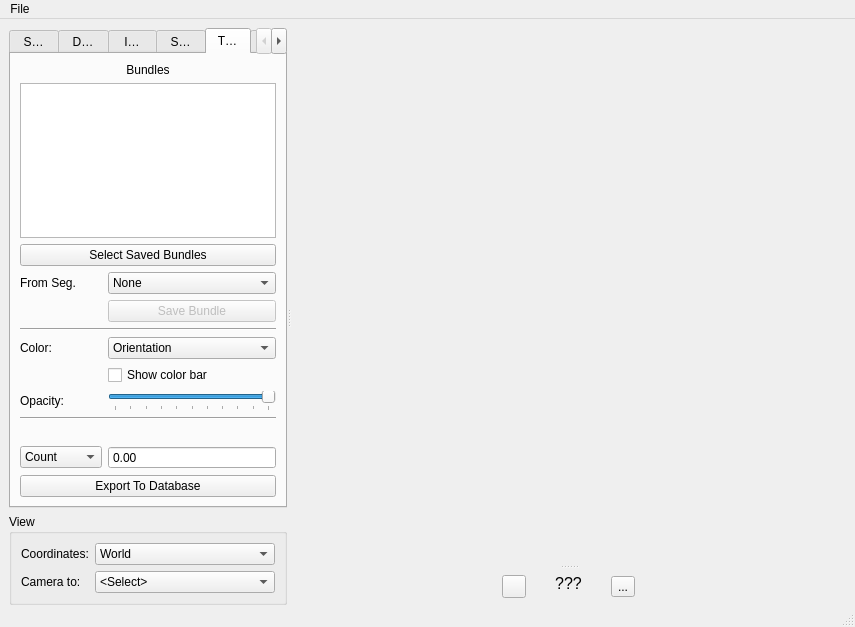
The window that braviz/interaction/qt_guis/subject_overview.ui (diego0020/braviz-app) describes before a commit, drawn with Qt 5.
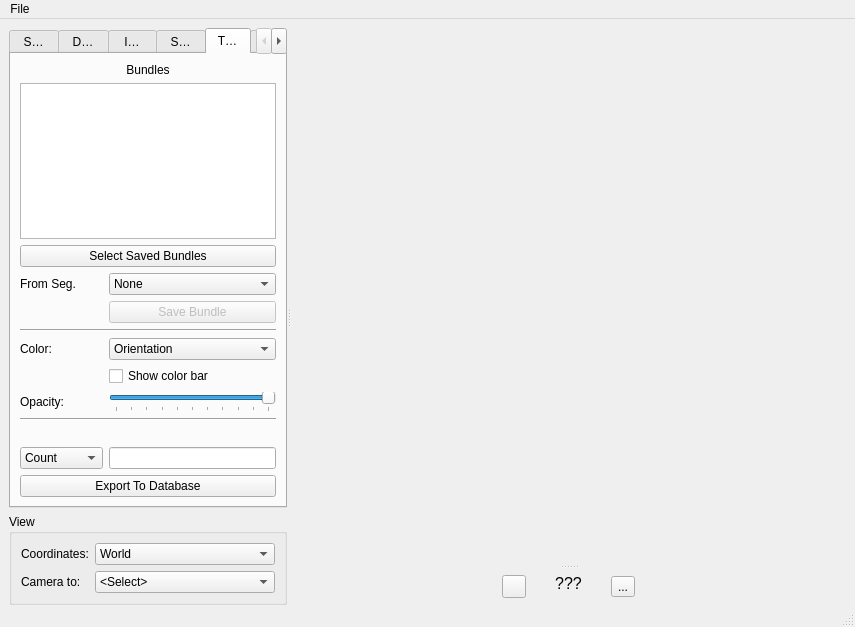
The same window after the commit. The open tabs and pages were chosen to show the change. Icons and pictures are not drawn.

Commit message: bugs with fiber scalars

Diff of the .ui file:
```diff
--- a/braviz/interaction/qt_guis/subject_overview.ui
+++ b/braviz/interaction/qt_guis/subject_overview.ui
@@ -606,19 +606,10 @@
                 </widget>
                </item>
                <item row="4" column="1">
-                <widget class="QDoubleSpinBox" name="struct_scalar_value">
-                 <property name="locale">
-                  <locale language="English" country="UnitedStates"/>
-                 </property>
+                <widget class="QLineEdit" name="struct_scalar_value">
                  <property name="readOnly">
                   <bool>true</bool>
                  </property>
-                 <property name="buttonSymbols">
-                  <enum>QAbstractSpinBox::NoButtons</enum>
-                 </property>
-                 <property name="maximum">
-                  <double>9999999.000000000000000</double>
-                 </property>
                 </widget>
                </item>
               </layout>
@@ -791,7 +782,7 @@
                  </item>
                  <item>
                   <property name="text">
-                   <string>Mean DC</string>
+                   <string>Mean MD</string>
                   </property>
                  </item>
                 </widget>
@@ -843,22 +834,6 @@
                  </property>
                 </widget>
                </item>
-               <item row="9" column="1">
-                <widget class="QDoubleSpinBox" name="fibers_scalar_value">
-                 <property name="locale">
-                  <locale language="English" country="UnitedStates"/>
-                 </property>
-                 <property name="readOnly">
-                  <bool>true</bool>
-                 </property>
-                 <property name="buttonSymbols">
-                  <enum>QAbstractSpinBox::NoButtons</enum>
-                 </property>
-                 <property name="maximum">
-                  <double>999999.000000000000000</double>
-                 </property>
-                </widget>
-               </item>
                <item row="4" column="1">
                 <widget class="QCheckBox" name="show_color_bar_check">
                  <property name="text">
@@ -866,6 +841,13 @@
                  </property>
                 </widget>
                </item>
+               <item row="9" column="1">
+                <widget class="QLineEdit" name="fibers_scalar_value">
+                 <property name="readOnly">
+                  <bool>true</bool>
+                 </property>
+                </widget>
+               </item>
               </layout>
              </widget>
             </item>
```
The commit also changes 6 other files.
